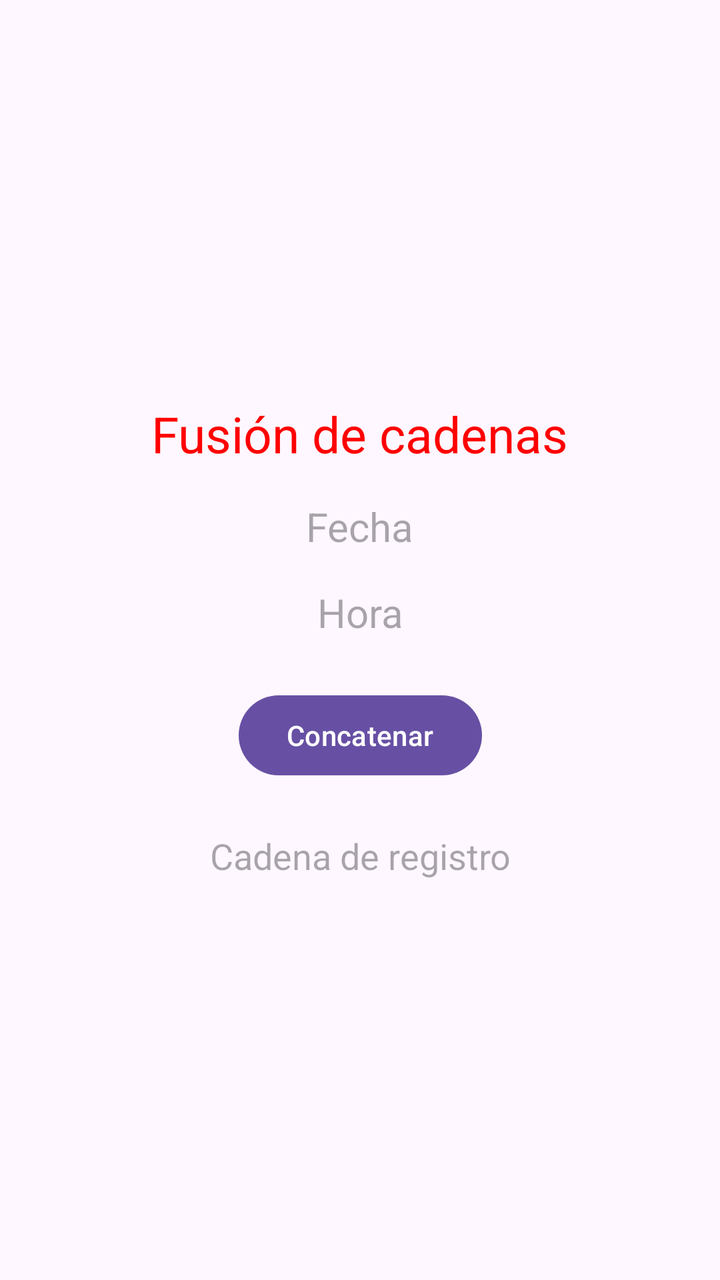
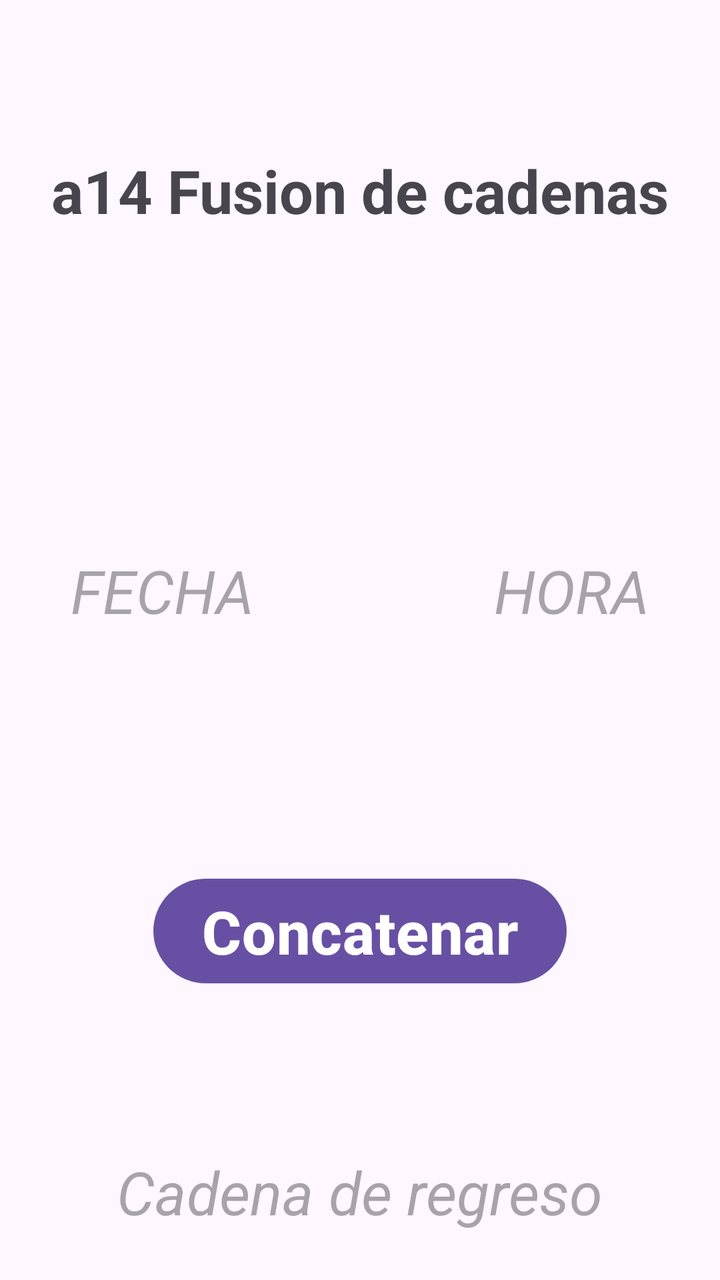

Compare the two renders of this Android layout. The source of the first and the diff that turns it into the second are given below.
<!-- AndroidManifest.xml: application theme Theme.B12GettingResults -->
<!-- res/layout/activity_second.xml -->
<?xml version="1.0" encoding="utf-8"?>
<androidx.constraintlayout.widget.ConstraintLayout
    xmlns:android="http://schemas.android.com/apk/res/android"
    xmlns:app="http://schemas.android.com/apk/res-auto"
    xmlns:tools="http://schemas.android.com/tools"
    android:id="@+id/main2"
    android:layout_width="match_parent"
    android:layout_height="match_parent"
    tools:context=".SecondActivity">

    <TextView
        android:id="@+id/textView1"
        android:layout_width="wrap_content"
        android:layout_height="wrap_content"
        android:text="@string/textview2"
        android:textColor="@color/red"
        android:textSize="25sp"
        app:layout_constraintBottom_toTopOf="@+id/editTextDate"
        app:layout_constraintEnd_toEndOf="parent"
        app:layout_constraintStart_toStartOf="parent"
        app:layout_constraintTop_toTopOf="parent"
        app:layout_constraintVertical_chainStyle="packed" />

    <TextView
        android:id="@+id/editTextDate"
        android:layout_width="wrap_content"
        android:layout_height="wrap_content"
        android:layout_marginTop="16dp"
        android:hint="@string/textview3"
        android:textSize="20sp"
        app:layout_constraintBottom_toTopOf="@+id/editTextTime"
        app:layout_constraintEnd_toEndOf="parent"
        app:layout_constraintStart_toStartOf="parent"
        app:layout_constraintTop_toBottomOf="@+id/textView1" />

    <TextView
        android:id="@+id/editTextTime"
        android:layout_width="wrap_content"
        android:layout_height="wrap_content"
        android:layout_marginTop="16dp"
        android:hint="@string/textview4"
        android:textSize="20sp"
        app:layout_constraintBottom_toTopOf="@+id/button2"
        app:layout_constraintEnd_toEndOf="parent"
        app:layout_constraintStart_toStartOf="parent"
        app:layout_constraintTop_toBottomOf="@+id/editTextDate" />

    <Button
        android:id="@+id/button2"
        android:layout_width="wrap_content"
        android:layout_height="wrap_content"
        android:layout_marginTop="24dp"
        android:text="@string/button2"
        app:layout_constraintBottom_toTopOf="@+id/resultado"
        app:layout_constraintEnd_toEndOf="parent"
        app:layout_constraintStart_toStartOf="parent"
        app:layout_constraintTop_toBottomOf="@+id/editTextTime" />

    <TextView
        android:id="@+id/resultado"
        android:layout_width="wrap_content"
        android:layout_height="wrap_content"
        android:layout_marginTop="24dp"
        android:hint="@string/textview5"
        android:textSize="18sp"
        app:layout_constraintBottom_toBottomOf="parent"
        app:layout_constraintEnd_toEndOf="parent"
        app:layout_constraintStart_toStartOf="parent"
        app:layout_constraintTop_toBottomOf="@+id/button2" />

</androidx.constraintlayout.widget.ConstraintLayout>
<!-- resources referenced by this layout -->
<resources>
  <color name="red">#FF0000</color>
  <string name="button2">Concatenar</string>
  <string name="textview2">Fusión de cadenas</string>
  <string name="textview3">Fecha</string>
  <string name="textview4">Hora</string>
  <string name="textview5">Cadena de registro</string>
  <style name="Theme.B12GettingResults" parent="Base.Theme.B12GettingResults" />
  <style name="Base.Theme.B12GettingResults" parent="Theme.Material3.DayNight.NoActionBar">
          
          
      </style>
</resources>

<!-- the commit's change to res/layout/activity_second.xml (unified diff, before → after) -->
@@ -1,71 +1,80 @@
 <?xml version="1.0" encoding="utf-8"?>
-<androidx.constraintlayout.widget.ConstraintLayout
-    xmlns:android="http://schemas.android.com/apk/res/android"
+<androidx.constraintlayout.widget.ConstraintLayout xmlns:android="http://schemas.android.com/apk/res/android"
     xmlns:app="http://schemas.android.com/apk/res-auto"
     xmlns:tools="http://schemas.android.com/tools"
-    android:id="@+id/main2"
+    android:id="@+id/main"
     android:layout_width="match_parent"
     android:layout_height="match_parent"
-    tools:context=".SecondActivity">
+    tools:context=".SecondActivity"
+    android:background="@color/Verde">
 
     <TextView
-        android:id="@+id/textView1"
+        android:id="@+id/TituloSecond"
         android:layout_width="wrap_content"
         android:layout_height="wrap_content"
-        android:text="@string/textview2"
-        android:textColor="@color/red"
-        android:textSize="25sp"
-        app:layout_constraintBottom_toTopOf="@+id/editTextDate"
+        android:text="a14 Fusion de cadenas"
+        android:textSize="30sp"
+        android:textStyle="bold"
+        app:layout_constraintTop_toTopOf="parent"
+        android:layout_marginTop="75dp"
         app:layout_constraintEnd_toEndOf="parent"
+        app:layout_constraintStart_toStartOf="parent"/>
+
+    <LinearLayout
+        android:id="@+id/LinearDatos"
+        android:layout_width="wrap_content"
+        android:layout_height="wrap_content"
+        android:orientation="horizontal"
+        app:layout_constraintTop_toTopOf="@id/TituloSecond"
         app:layout_constraintStart_toStartOf="parent"
-        app:layout_constraintTop_toTopOf="parent"
-        app:layout_constraintVertical_chainStyle="packed" />
+        app:layout_constraintEnd_toEndOf="parent"
+        android:layout_marginTop="200dp">
+
+        <TextView
+            android:id="@+id/FechaSecond"
+            android:layout_width="wrap_content"
+            android:layout_height="wrap_content"
+            android:textSize="30sp"
+            android:textStyle="italic"
+            android:hint="FECHA"
+            android:layout_marginEnd="60dp"
+            />
+
+        <TextView
+            android:id="@+id/HoraSecond"
+            android:layout_width="wrap_content"
+            android:layout_height="wrap_content"
+            android:textSize="30sp"
+            android:textStyle="italic"
+            android:hint="HORA"
+            android:layout_marginStart="60dp"/>
+    </LinearLayout>
+
+    <Button
+        android:id="@+id/BotonSecond"
+        android:layout_width="wrap_content"
+        android:layout_height="wrap_content"
+        android:textSize="30sp"
+        android:textStyle="bold"
+        android:text="Concatenar"
+        app:layout_constraintTop_toBottomOf="@id/LinearDatos"
+        app:layout_constraintStart_toStartOf="parent"
+        app:layout_constraintEnd_toEndOf="parent"
+        android:layout_marginTop="120dp" />
 
     <TextView
-        android:id="@+id/editTextDate"
+        android:id="@+id/ResultadoSecond"
         android:layout_width="wrap_content"
         android:layout_height="wrap_content"
-        android:layout_marginTop="16dp"
-        android:hint="@string/textview3"
-        android:textSize="20sp"
-        app:layout_constraintBottom_toTopOf="@+id/editTextTime"
+        app:layout_constraintTop_toBottomOf="@id/BotonSecond"
+        app:layout_constraintStart_toStartOf="parent"
         app:layout_constraintEnd_toEndOf="parent"
-        app:layout_constraintStart_toStartOf="parent"
-        app:layout_constraintTop_toBottomOf="@+id/textView1" />
+        android:textSize="30sp"
+        android:textStyle="italic"
+        android:hint="Cadena de regreso"
+        android:layout_marginTop="80dp"/>
 
-    <TextView
-        android:id="@+id/editTextTime"
-        android:layout_width="wrap_content"
-        android:layout_height="wrap_content"
-        android:layout_marginTop="16dp"
-        android:hint="@string/textview4"
-        android:textSize="20sp"
-        app:layout_constraintBottom_toTopOf="@+id/button2"
-        app:layout_constraintEnd_toEndOf="parent"
-        app:layout_constraintStart_toStartOf="parent"
-        app:layout_constraintTop_toBottomOf="@+id/editTextDate" />
 
-    <Button
-        android:id="@+id/button2"
-        android:layout_width="wrap_content"
-        android:layout_height="wrap_content"
-        android:layout_marginTop="24dp"
-        android:text="@string/button2"
-        app:layout_constraintBottom_toTopOf="@+id/resultado"
-        app:layout_constraintEnd_toEndOf="parent"
-        app:layout_constraintStart_toStartOf="parent"
-        app:layout_constraintTop_toBottomOf="@+id/editTextTime" />
 
-    <TextView
-        android:id="@+id/resultado"
-        android:layout_width="wrap_content"
-        android:layout_height="wrap_content"
-        android:layout_marginTop="24dp"
-        android:hint="@string/textview5"
-        android:textSize="18sp"
-        app:layout_constraintBottom_toBottomOf="parent"
-        app:layout_constraintEnd_toEndOf="parent"
-        app:layout_constraintStart_toStartOf="parent"
-        app:layout_constraintTop_toBottomOf="@+id/button2" />
 
 </androidx.constraintlayout.widget.ConstraintLayout>
<!-- resource entries referenced after the edit -->
@@ -1,11 +1,5 @@
 <!-- resources referenced by this layout -->
 <resources>
-  <color name="red">#FF0000</color>
-  <string name="button2">Concatenar</string>
-  <string name="textview2">Fusión de cadenas</string>
-  <string name="textview3">Fecha</string>
-  <string name="textview4">Hora</string>
-  <string name="textview5">Cadena de registro</string>
   <style name="Theme.B12GettingResults" parent="Base.Theme.B12GettingResults" />
   <style name="Base.Theme.B12GettingResults" parent="Theme.Material3.DayNight.NoActionBar">
           
